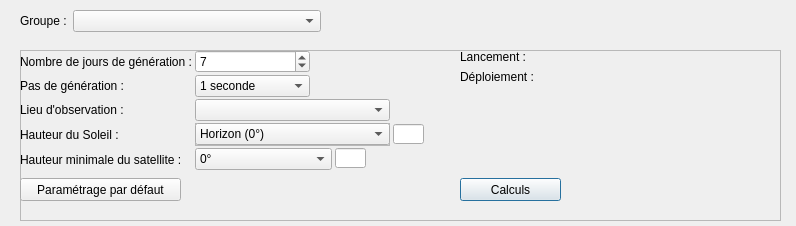
Qt form src/interface/onglets/previsions/calculsstarlink.ui (mconsidine/previsat_archive) before a commit.
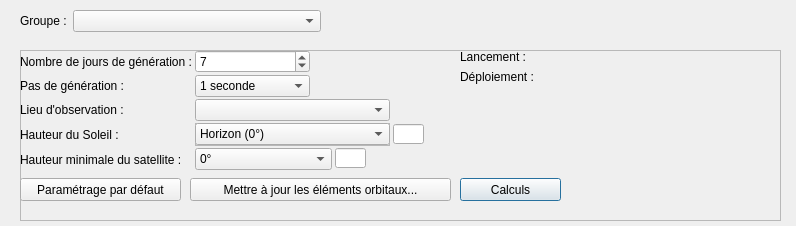
The same form after that commit.

Commit message: Ajout d'un bouton de mise a jour des elements orbitaux pour l'onglet Starlink

```diff
--- a/src/interface/onglets/previsions/calculsstarlink.ui
+++ b/src/interface/onglets/previsions/calculsstarlink.ui
@@ -559,6 +559,19 @@
      </item>
     </layout>
    </widget>
+   <widget class="QPushButton" name="majElementsOrbitaux">
+    <property name="geometry">
+     <rect>
+      <x>170</x>
+      <y>128</y>
+      <width>261</width>
+      <height>23</height>
+     </rect>
+    </property>
+    <property name="text">
+     <string>Mettre à jour les éléments orbitaux...</string>
+    </property>
+   </widget>
   </widget>
  </widget>
  <resources/>
```
The commit also changes 7 other files.
